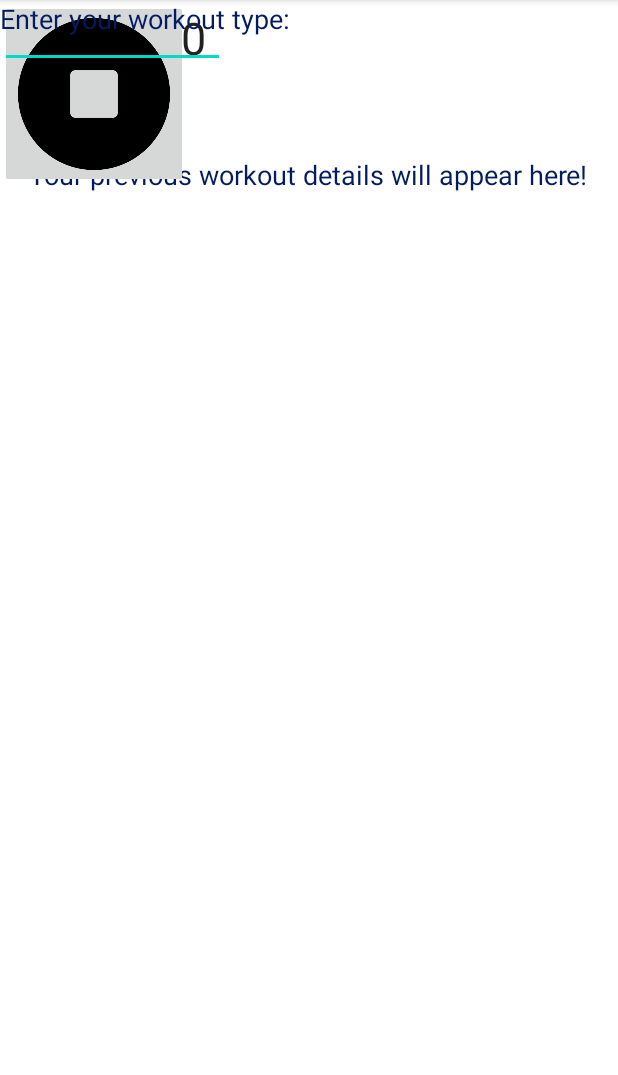
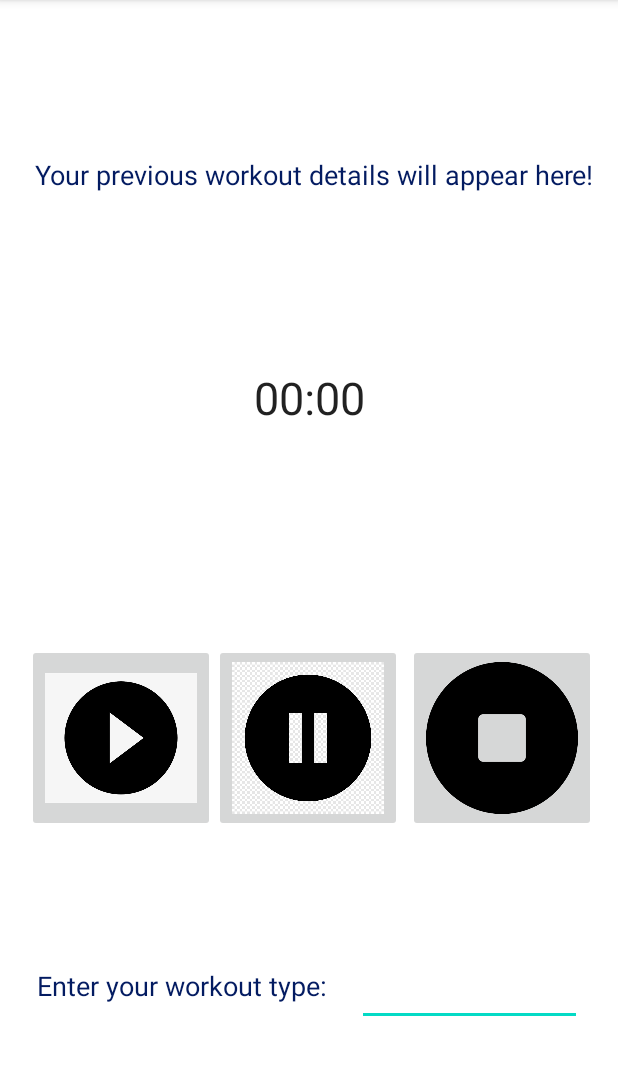
Before and after one commit to mtfernando/Task-4.1P-Workout-Timer, an Android app: the screen it shows after launch (MainActivity), on a phone screen of 412 x 824 dp, the part 84-1159 px from its top. Run offline under Robolectric (Android 15) with nearby library versions, the phone set to English and light mode, and no system bars.

Commit message:
Portrait XML updated with constraints

```diff
--- a/app/src/main/res/layout/activity_main.xml
+++ b/app/src/main/res/layout/activity_main.xml
@@ -10,71 +10,99 @@
         android:id="@+id/workoutTextView"
         android:layout_width="wrap_content"
         android:layout_height="wrap_content"
+        android:layout_marginEnd="16dp"
         android:text="Your previous workout details will appear here!"
         android:textColor="#031B61"
         android:textSize="18sp"
         app:layout_constraintBottom_toBottomOf="parent"
-        app:layout_constraintHorizontal_bias="0.495"
+        app:layout_constraintEnd_toEndOf="parent"
         app:layout_constraintLeft_toLeftOf="parent"
-        app:layout_constraintRight_toRightOf="parent"
         app:layout_constraintTop_toTopOf="parent"
         app:layout_constraintVertical_bias="0.14" />
 
     <Chronometer
+        android:id="@+id/chronometer2"
         android:layout_width="200dp"
         android:layout_height="50dp"
+        android:layout_marginStart="105dp"
+        android:layout_marginTop="111dp"
+        android:layout_marginEnd="106dp"
+        android:layout_marginBottom="139dp"
         android:gravity="center"
         android:textSize="30dp"
-        tools:layout_editor_absoluteX="105dp"
-        tools:layout_editor_absoluteY="234dp" />
+        app:layout_constraintBottom_toTopOf="@+id/playButton"
+        app:layout_constraintEnd_toEndOf="parent"
+        app:layout_constraintStart_toStartOf="parent"
+        app:layout_constraintTop_toBottomOf="@+id/workoutTextView" />
 
     <ImageButton
         android:id="@+id/playButton"
         android:layout_width="125dp"
         android:layout_height="125dp"
+        android:layout_marginStart="18dp"
+        android:layout_marginTop="139dp"
+        android:onClick="startTimer"
         android:scaleType="fitCenter"
-        app:srcCompat="@drawable/playImg"
-        android:onClick="startTimer"
-        tools:layout_editor_absoluteX="18dp"
-        tools:layout_editor_absoluteY="423dp" />
+        app:layout_constraintStart_toStartOf="parent"
+        app:layout_constraintTop_toBottomOf="@+id/chronometer2"
+        app:srcCompat="@drawable/playimg" />
 
     <ImageButton
         android:id="@+id/pauseButton"
         android:layout_width="125dp"
         android:layout_height="125dp"
+        android:layout_marginTop="139dp"
+        android:layout_marginEnd="2dp"
+        android:onClick="pauseTimer"
         android:scaleType="fitCenter"
-        android:onClick="pauseTimer"
-        app:srcCompat="@drawable/pauseImg"
-        tools:layout_editor_absoluteX="143dp"
-        tools:layout_editor_absoluteY="423dp" />
+        app:layout_constraintEnd_toStartOf="@+id/stopButton"
+        app:layout_constraintStart_toEndOf="@+id/playButton"
+        app:layout_constraintTop_toBottomOf="@+id/chronometer2"
+        app:srcCompat="@drawable/pauseimg" />
 
     <ImageButton
         android:id="@+id/stopButton"
         android:layout_width="125dp"
         android:layout_height="125dp"
+        android:layout_marginStart="2dp"
+        android:layout_marginTop="139dp"
+        android:layout_marginEnd="16dp"
+        android:onClick="stopTimer"
         android:scaleType="fitCenter"
-        android:onClick="stopTimer"
-        app:srcCompat="@drawable/stopImg"
-        tools:layout_editor_absoluteX="270dp"
-        tools:layout_editor_absoluteY="423dp" />
+        app:layout_constraintEnd_toEndOf="parent"
+        app:layout_constraintStart_toEndOf="@+id/pauseButton"
+        app:layout_constraintTop_toBottomOf="@+id/chronometer2"
+        app:srcCompat="@drawable/stopimg" />
 
     <TextView
         android:id="@+id/enterWorkoutTextView"
         android:layout_width="wrap_content"
         android:layout_height="wrap_content"
+        android:layout_marginStart="30dp"
+        android:layout_marginTop="75dp"
+        android:layout_marginEnd="10dp"
+        android:layout_marginBottom="84dp"
         android:text="Enter your workout type:"
         android:textColor="#031B61"
         android:textSize="18sp"
-        tools:layout_editor_absoluteX="30dp"
-        tools:layout_editor_absoluteY="623dp" />
+        app:layout_constraintBottom_toBottomOf="parent"
+        app:layout_constraintEnd_toStartOf="@+id/editTextTextPersonName"
+        app:layout_constraintStart_toStartOf="parent"
+        app:layout_constraintTop_toBottomOf="@+id/playButton" />
 
     <EditText
         android:id="@+id/editTextTextPersonName"
         android:layout_width="150dp"
         android:layout_height="wrap_content"
+        android:layout_marginStart="10dp"
+        android:layout_marginTop="69dp"
+        android:layout_marginEnd="29dp"
+        android:layout_marginBottom="69dp"
         android:ems="10"
         android:inputType="textPersonName"
-        tools:layout_editor_absoluteX="232dp"
-        tools:layout_editor_absoluteY="617dp" />
+        app:layout_constraintBottom_toBottomOf="parent"
+        app:layout_constraintEnd_toEndOf="parent"
+        app:layout_constraintStart_toEndOf="@+id/enterWorkoutTextView"
+        app:layout_constraintTop_toBottomOf="@+id/pauseButton" />
 
 </androidx.constraintlayout.widget.ConstraintLayout>
```
Also changed, not shown: app/src/main/res/drawable/pauseimg.png (renamed from app/src/main/res/drawable/pauseImg.png), app/src/main/res/drawable/playimg.png (renamed from app/src/main/res/drawable/playImg.png), app/src/main/res/drawable/stopimg.png (renamed from app/src/main/res/drawable/stopImg.png).
